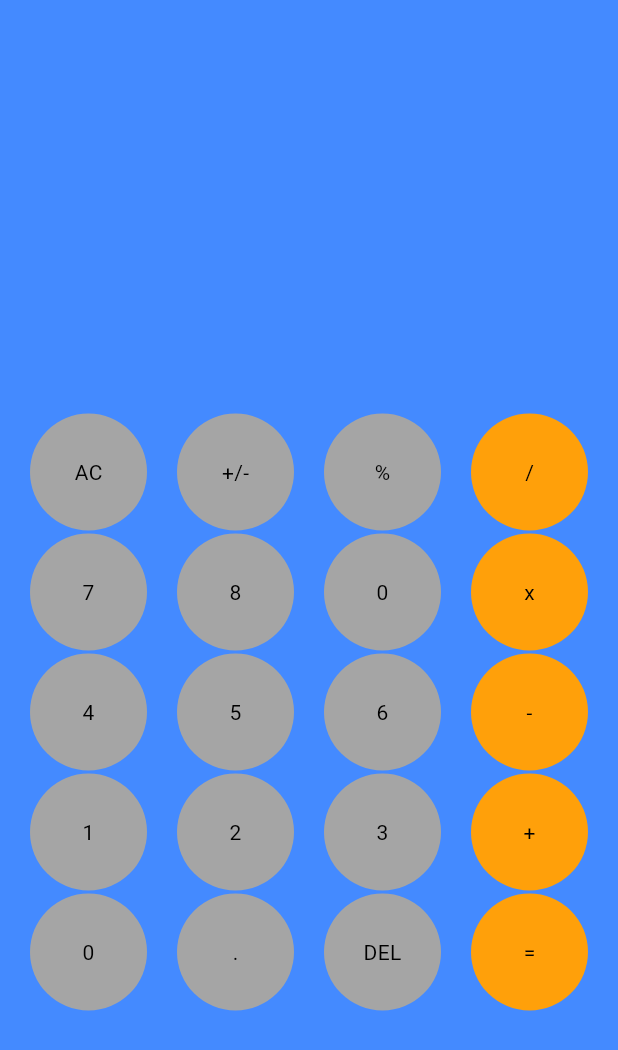
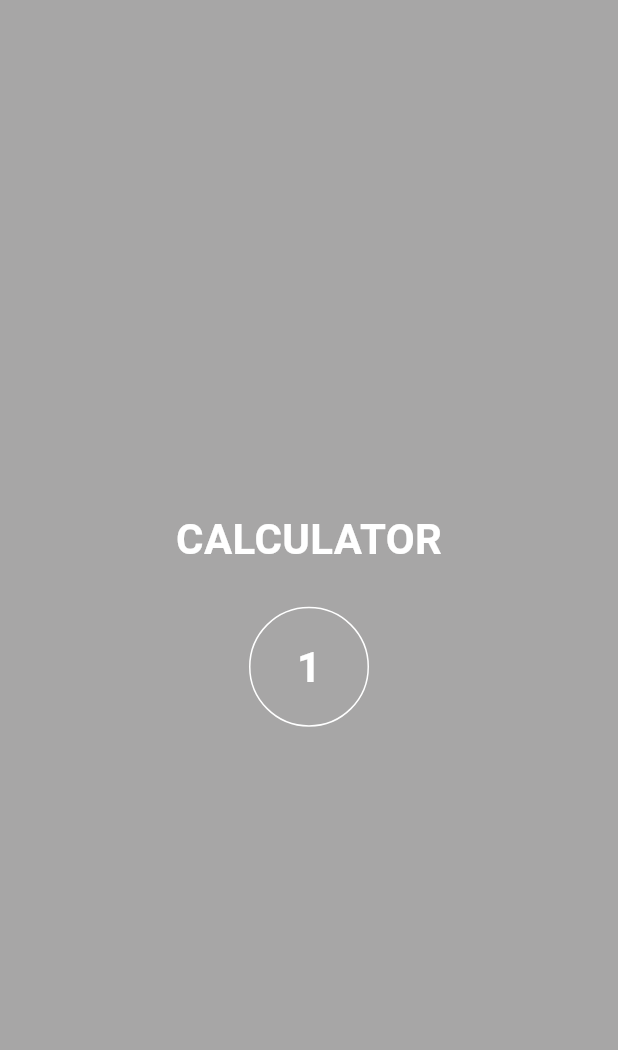
Before and after one commit to nitta02/Calculator_App, a Flutter app: the screen it shows after launch, on a phone screen of 412 x 824 dp. Shown: the top 1050 px of the screen. Run offline on Flutter 3.47's test engine with Material 3 defaults, Android fonts, the phone set to English and light mode, and no system bars; our stand-ins replace math_expressions.

Commit message:
Fully new update calculator

```diff
--- a/calculator_app/lib/home.dart
+++ /dev/null
@@ -1,249 +0,0 @@
-// ignore_for_file: prefer_const_constructors, prefer_const_literals_to_create_immutables, unused_import, avoid_unnecessary_containers, prefer_interpolation_to_compose_strings
-
-import 'package:calculator_app/Components/buttons.dart';
-import 'package:calculator_app/design.dart';
-import 'package:calculator_app/main.dart';
-import 'package:flutter/material.dart';
-import 'package:math_expressions/math_expressions.dart';
-
-void main() {
-  runApp(Calculatorhome());
-}
-
-class Calculatorhome extends StatefulWidget {
-  const Calculatorhome({super.key});
-
-  @override
-  State<Calculatorhome> createState() => _CalculatorhomeState();
-}
-
-class _CalculatorhomeState extends State<Calculatorhome> {
-  var userInput = '';
-  var answer = '';
-
-  @override
-  Widget build(BuildContext context) {
-    return Scaffold(
-      backgroundColor: Colors.blueAccent,
-      body: SafeArea(
-        child: Padding(
-          padding: EdgeInsets.symmetric(horizontal: 10),
-          child: Column(
-            children: [
-              Expanded(
-                child: Padding(
-                  padding: EdgeInsets.symmetric(vertical: 20),
-                  child: Column(
-                    mainAxisAlignment: MainAxisAlignment.end,
-                    crossAxisAlignment: CrossAxisAlignment.end,
-                    children: [
-                      Align(
-                        alignment: Alignment.bottomRight,
-                        child: Text(
-                          userInput.toString(),
-                          style: TextStyle(fontSize: 30, color: Colors.white),
-                        ),
-                      ),
-                      SizedBox(
-                        height: 15,
-                      ),
-                      Text(
-                        answer.toString(),
-                        style: TextStyle(fontSize: 30, color: Colors.black),
-                      )
-                    ],
-                  ),
-                ),
-              ),
-              Expanded(
-                flex: 2,
-                child: Column(
-                  children: [
-                    Row(
-                      children: [
-                        CalButton(
-                          title: 'AC',
-                          onPress: () {
-                            userInput = '';
-                            answer = '';
-                            setState(() {});
-                          },
-                        ),
-                        CalButton(
-                          title: '+/-',
-                          onPress: () {
-                            userInput += '+/-';
-                            setState(() {});
-                          },
-                        ),
-                        CalButton(
-                          title: '%',
-                          onPress: () {
-                            userInput += '%';
-                            setState(() {});
-                          },
-                        ),
-                        CalButton(
-                          title: '/',
-                          color: Color(0xffffa00a),
-                          onPress: () {
-                            userInput += '/';
-                            setState(() {});
-                          },
-                        ),
-                      ],
-                    ),
-                    Row(
-                      children: [
-                        CalButton(
-                          title: '7',
-                          onPress: () {
-                            userInput += '7';
-                            setState(() {});
-                          },
-                        ),
-                        CalButton(
-                          title: '8',
-                          onPress: () {
-                            userInput = userInput + '8';
-                            setState(() {});
-                          },
-                        ),
-                        CalButton(
-                          title: '0',
-                          onPress: () {
-                            userInput = userInput + '0';
-                            setState(() {});
-                          },
-                        ),
-                        CalButton(
-                          title: 'x',
-                          color: Color(0xffffa00a),
-                          onPress: () {
-                            userInput += 'x';
-                            setState(() {});
-                          },
-                        ),
-                      ],
-                    ),
-                    Row(
-                      children: [
-                        CalButton(
-                          title: '4',
-                          onPress: () {
-                            userInput = userInput + '4';
-                            setState(() {});
-                          },
-                        ),
-                        CalButton(
-                          title: '5',
-                          onPress: () {
-                            userInput = userInput + '5';
-                            setState(() {});
-                          },
-                        ),
-                        CalButton(
-                          title: '6',
-                          onPress: () {
-                            userInput = userInput + '6';
-                            setState(() {});
-                          },
-                        ),
-                        CalButton(
-                          title: '-',
-                          color: Color(0xffffa00a),
-                          onPress: () {
-                            userInput += '-';
-                            setState(() {});
-                          },
-                        ),
-                      ],
-                    ),
-                    Row(
-                      children: [
-                        CalButton(
-                          title: '1',
-                          onPress: () {
-                            userInput = userInput + '1';
-                            setState(() {});
-                          },
-                        ),
-                        CalButton(
-                          title: '2',
-                          onPress: () {
-                            userInput = userInput + '2';
-                            setState(() {});
-                          },
-                        ),
-                        CalButton(
-                          title: '3',
-                          onPress: () {
-                            userInput = userInput + '3';
-                            setState(() {});
-                          },
-                        ),
-                        CalButton(
-                          title: '+',
-                          color: Color(0xffffa00a),
-                          onPress: () {
-                            userInput += '+';
-                            setState(() {});
-                          },
-                        ),
-                      ],
-                    ),
-                    Row(
-                      children: [
-                        CalButton(
-                          title: '0',
-                          onPress: () {
-                            userInput = userInput + '0';
-                            setState(() {});
-                          },
-                        ),
-                        CalButton(
-                          title: '.',
-                          onPress: () {
-                            userInput += '.';
-                            setState(() {});
-                          },
-                        ),
-                        CalButton(
-                          title: 'DEL',
-                          onPress: () {
-                            userInput =
-                                userInput.substring(0, userInput.length - 1);
-                            setState(() {});
-                          }, // DELETE
-                        ),
-                        CalButton(
-                          title: '=',
-                          color: Color(0xffffa00a),
-                          onPress: () {
-                            equalPress();
-
-                            setState(() {});
-                          },
-                        ),
-                      ],
-                    ),
-                  ],
-                ),
-              ),
-            ],
-          ),
-        ),
-      ),
-    );
-  }
-
-  void equalPress() {
-    String finalUserInput = userInput.replaceAll('x', '*');
-    Parser p = Parser();
-    Expression ex = p.parse(finalUserInput);
-    ContextModel contextModel = ContextModel();
-
-    double eval = ex.evaluate(EvaluationType.REAL, contextModel);
-    answer = eval.toString();
-  }
-}
--- a/calculator_app/lib/main.dart
+++ b/calculator_app/lib/main.dart
@@ -1,6 +1,4 @@
-// ignore_for_file: prefer_const_constructors, prefer_const_literals_to_create_immutables
-
-import 'package:calculator_app/home.dart';
+import 'package:calculator_app/screens/splash.dart';
 import 'package:flutter/material.dart';
 
 void main() {
@@ -12,9 +10,9 @@ class Calculator extends StatelessWidget {
 
   @override
   Widget build(BuildContext context) {
-    return MaterialApp(
+    return const MaterialApp(
       debugShowCheckedModeBanner: false,
-      home: Calculatorhome(),
+      home: SplashScreen(),
     );
   }
 }
--- /dev/null
+++ b/calculator_app/lib/screens/splash.dart
@@ -0,0 +1,90 @@
+import 'dart:async';
+import 'package:calculator_app/screens/mainscreen.dart';
+import 'package:flutter/material.dart';
+
+class SplashScreen extends StatefulWidget {
+  const SplashScreen({super.key});
+
+  @override
+  State<SplashScreen> createState() => _SplashScreenState();
+}
+
+class _SplashScreenState extends State<SplashScreen> {
+  int _countdown = 3;
+  late Timer _timer;
+
+  @override
+  void initState() {
+    super.initState();
+
+    _timer = Timer.periodic(
+      const Duration(seconds: 3),
+      (timer) {
+        if (_countdown == 1) {
+          _timer.cancel();
+          Navigator.pushReplacement(
+              context,
+              MaterialPageRoute(
+                builder: (context) => const MainScreen(),
+              ));
+        } else {
+          setState(() {
+            _countdown--;
+          });
+        }
+      },
+    );
+  }
+
+  @override
+  void dispose() {
+    _timer.cancel();
+    super.dispose();
+  }
+
+  @override
+  Widget build(BuildContext context) {
+    return Scaffold(
+      backgroundColor: const Color.fromARGB(115, 59, 58, 58),
+      body: Column(
+        crossAxisAlignment: CrossAxisAlignment.center,
+        mainAxisAlignment: MainAxisAlignment.center,
+        children: [
+          const Center(
+            child: Text(
+              'CALCULATOR',
+              style: TextStyle(
+                color: Colors.white,
+                fontSize: 28,
+                fontWeight: FontWeight.bold,
+              ),
+            ),
+          ),
+          const SizedBox(
+            height: 25,
+          ),
+          Container(
+            height: 80,
+            width: 80,
+            decoration: BoxDecoration(
+                shape: BoxShape.circle,
+                border: Border.all(
+                  color: Colors.white,
+                  width: 1,
+                )),
+            child: Center(
+              child: Text(
+                '$_countdown', // Display the countdown value
+                style: const TextStyle(
+                  color: Colors.white,
+                  fontSize: 28,
+                  fontWeight: FontWeight.bold,
+                ),
+              ),
+            ),
+          )
+        ],
+      ),
+    );
+  }
+}
--- a/calculator_app/lib/Components/buttons.dart
+++ b/calculator_app/lib/widgets/buttons.dart
@@ -28,7 +28,11 @@ class CalButton extends StatelessWidget {
             child: Center(
               child: Text(
                 title,
-                style: TextStyle(color: Colors.black),
+                style: TextStyle(
+                  color: Colors.black,
+                  fontSize: 18,
+                  fontWeight: FontWeight.bold,
+                ),
               ),
             ),
           ),
```
Also changed, not shown: calculator_app/lib/design.dart (deleted, +0 -7 lines), calculator_app/lib/screens/mainscreen.dart (added, +261 -0 lines), calculator_app/lib/utils/design.dart (added, +7 -0 lines), calculator_app/pubspec.lock, 1 other file.
